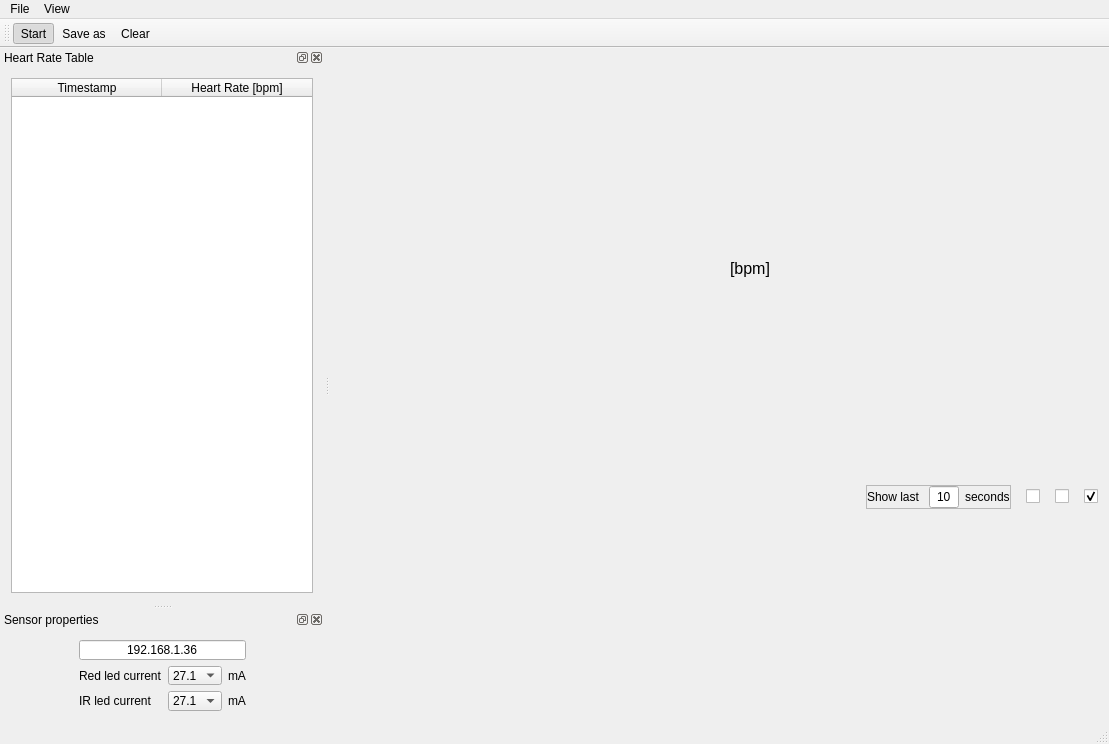
Old version of the form telemed_desktop/telemed_desktop/MainWin.ui in the repository slavek1250/telemed.
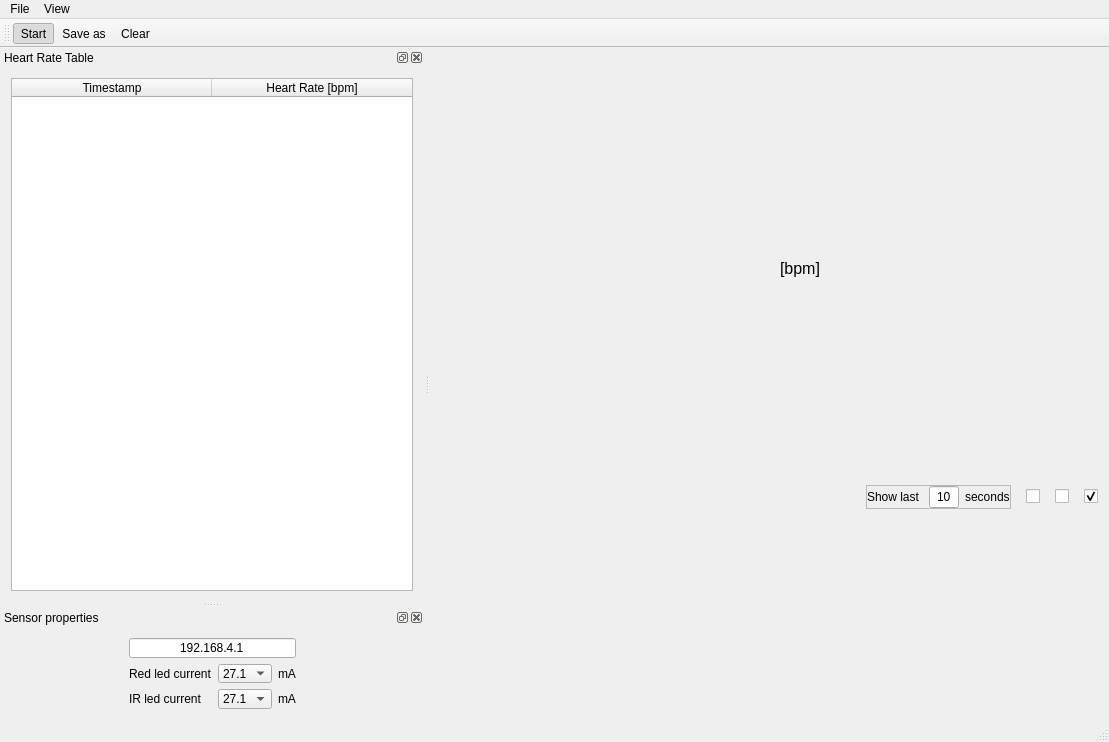
New version of the form. Icons and pictures are not drawn.

Diff of the .ui file:
```diff
--- a/telemed_desktop/telemed_desktop/MainWin.ui
+++ b/telemed_desktop/telemed_desktop/MainWin.ui
@@ -7,7 +7,7 @@
     <x>0</x>
     <y>0</y>
     <width>1109</width>
-    <height>744</height>
+    <height>742</height>
    </rect>
   </property>
   <property name="windowTitle">
@@ -294,7 +294,7 @@
    </property>
    <property name="minimumSize">
     <size>
-     <width>320</width>
+     <width>420</width>
      <height>111</height>
     </size>
    </property>
@@ -316,7 +316,7 @@
        </property>
        <property name="minimumSize">
         <size>
-         <width>302</width>
+         <width>402</width>
          <height>0</height>
         </size>
        </property>
@@ -327,7 +327,7 @@
         </size>
        </property>
        <attribute name="horizontalHeaderDefaultSectionSize">
-        <number>150</number>
+        <number>200</number>
        </attribute>
        <column>
         <property name="text">
@@ -653,7 +653,7 @@
         </size>
        </property>
        <property name="text">
-        <string>192.168.1.36</string>
+        <string>192.168.4.1</string>
        </property>
        <property name="alignment">
         <set>Qt::AlignCenter</set>
```
